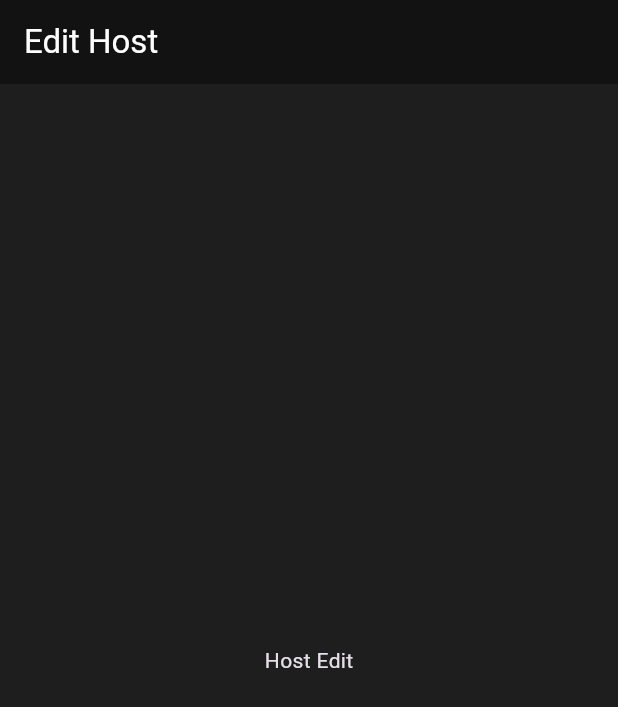
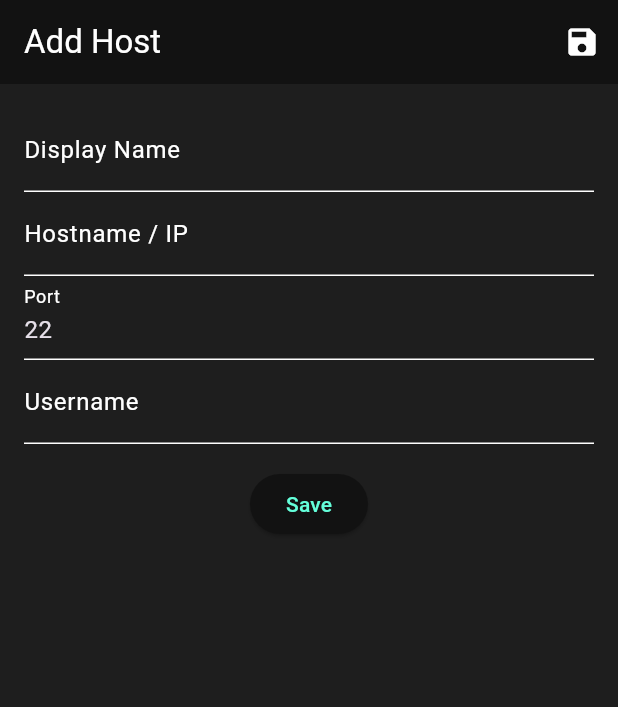
Before and after one commit to Inokinoki/picshell, a Flutter app: the HostEditScreen screen opened by its route, on a phone screen of 412 x 824 dp. Shown: the top 707 px of the screen. Run offline on Flutter 3.47's test engine with Material 3 defaults, Android fonts, the phone set to English and light mode, and no system bars; our stand-ins replace flutter_riverpod, go_router, hive, hive_flutter; missing offline and left inert: dartssh2, xterm; accounts and stored records are empty.

Commit message:
feat: add host list and edit screens

```diff
--- a/lib/screens/hosts/host_edit_screen.dart
+++ b/lib/screens/hosts/host_edit_screen.dart
@@ -1,15 +1,115 @@
 import 'package:flutter/material.dart';
+import 'package:flutter_riverpod/flutter_riverpod.dart';
+import 'package:uuid/uuid.dart';
+import '../../models/host.dart';
+import '../../providers/host_provider.dart';
 
-class HostEditScreen extends StatelessWidget {
+class HostEditScreen extends ConsumerStatefulWidget {
   final String? hostId;
 
   const HostEditScreen({super.key, this.hostId});
 
   @override
+  ConsumerState<HostEditScreen> createState() => _HostEditScreenState();
+}
+
+class _HostEditScreenState extends ConsumerState<HostEditScreen> {
+  final _formKey = GlobalKey<FormState>();
+  final _nameController = TextEditingController();
+  final _hostController = TextEditingController();
+  final _portController = TextEditingController(text: '22');
+  final _userController = TextEditingController();
+  bool _isEditing = false;
+
+  @override
+  void initState() {
+    super.initState();
+    if (widget.hostId != null) {
+      _isEditing = true;
+      final hosts = ref.read(hostListProvider);
+      final host = hosts.firstWhere((h) => h.id == widget.hostId);
+      _nameController.text = host.name;
+      _hostController.text = host.hostname;
+      _portController.text = host.port.toString();
+      _userController.text = host.username;
+    }
+  }
+
+  @override
   Widget build(BuildContext context) {
     return Scaffold(
-      appBar: AppBar(title: const Text('Edit Host')),
-      body: const Center(child: Text('Host Edit')),
+      appBar: AppBar(
+        title: Text(_isEditing ? 'Edit Host' : 'Add Host'),
+        actions: [IconButton(icon: const Icon(Icons.save), onPressed: _save)],
+      ),
+      body: Padding(
+        padding: const EdgeInsets.all(16),
+        child: Form(
+          key: _formKey,
+          child: Column(
+            children: [
+              TextFormField(
+                controller: _nameController,
+                decoration: const InputDecoration(labelText: 'Display Name'),
+                validator: (v) => v?.isEmpty ?? true ? 'Required' : null,
+              ),
+              TextFormField(
+                controller: _hostController,
+                decoration: const InputDecoration(labelText: 'Hostname / IP'),
+                validator: (v) => v?.isEmpty ?? true ? 'Required' : null,
+              ),
+              TextFormField(
+                controller: _portController,
+                decoration: const InputDecoration(labelText: 'Port'),
+                keyboardType: TextInputType.number,
+              ),
+              TextFormField(
+                controller: _userController,
+                decoration: const InputDecoration(labelText: 'Username'),
+                validator: (v) => v?.isEmpty ?? true ? 'Required' : null,
+              ),
+              const SizedBox(height: 16),
+              ElevatedButton(onPressed: _save, child: const Text('Save')),
+            ],
+          ),
+        ),
+      ),
     );
   }
+
+  void _save() {
+    if (!_formKey.currentState!.validate()) return;
+
+    final notifier = ref.read(hostListProvider.notifier);
+
+    if (_isEditing) {
+      final hosts = ref.read(hostListProvider);
+      final host = hosts.firstWhere((h) => h.id == widget.hostId);
+      host.name = _nameController.text;
+      host.hostname = _hostController.text;
+      host.port = int.tryParse(_portController.text) ?? 22;
+      host.username = _userController.text;
+      notifier.update(host);
+    } else {
+      final host = Host(
+        id: const Uuid().v4(),
+        name: _nameController.text,
+        hostname: _hostController.text,
+        port: int.tryParse(_portController.text) ?? 22,
+        username: _userController.text,
+      );
+      notifier.add(host);
+    }
+
+    Navigator.pop(context);
+  }
+
+  @override
+  void dispose() {
+    _nameController.dispose();
+    _hostController.dispose();
+    _portController.dispose();
+    _userController.dispose();
+    super.dispose();
+  }
 }
```
Also changed, not shown: lib/screens/hosts/host_list_screen.dart (+36 -4 lines).
